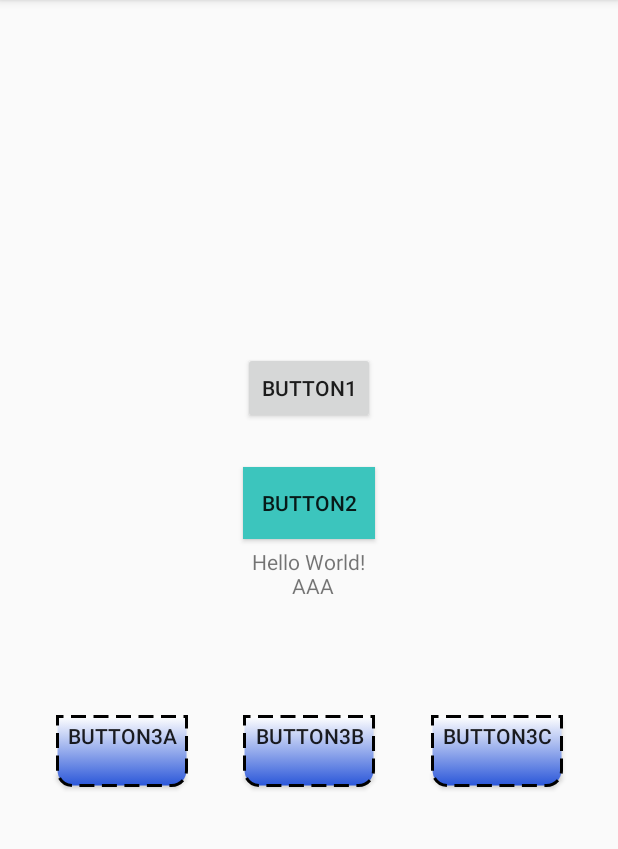
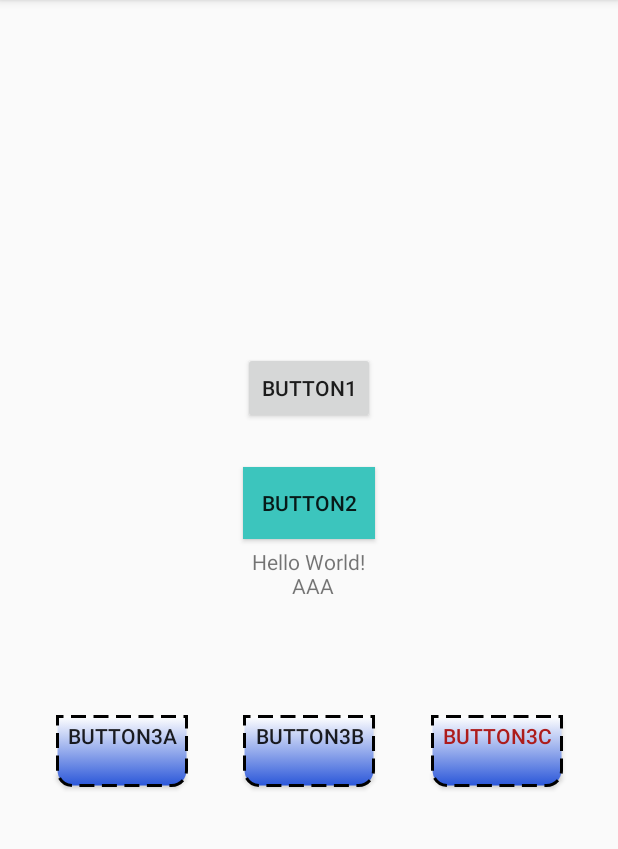
Before and after one commit to Syooian/IMCSD_AppDesign, an Android app: the screen it shows after launch (MainActivity), on a phone screen of 412 x 824 dp, the part 84-933 px from its top. Run offline under Robolectric (Android 15) with nearby library versions, the phone set to English and light mode, and no system bars.

Commit message:
修改文字顏色(套用layout，一般和按下不同色)

```diff
--- /dev/null
+++ b/app/src/main/res/drawable/button_text_color.xml
@@ -0,0 +1,10 @@
+<?xml version="1.0" encoding="utf-8"?>
+<selector xmlns:android="http://schemas.android.com/apk/res/android">
+    <!-- 按下狀態 -->
+    <item
+        android:state_pressed="true"
+        android:color="@color/white" />
+    <!-- 一般狀態 -->
+    <item
+        android:color="#AD1C1C"/>
+</selector>
--- a/app/src/main/res/layout/activity_main.xml
+++ b/app/src/main/res/layout/activity_main.xml
@@ -83,6 +83,7 @@
         android:layout_height="wrap_content"
         android:background="@drawable/button_pressed2"
         android:text="Button3C"
+        android:textColor="@drawable/button_text_color"
         app:layout_constraintEnd_toEndOf="parent"
         app:layout_constraintStart_toEndOf="@+id/button3B"
         app:layout_constraintTop_toBottomOf="@+id/NumberText" />
```
